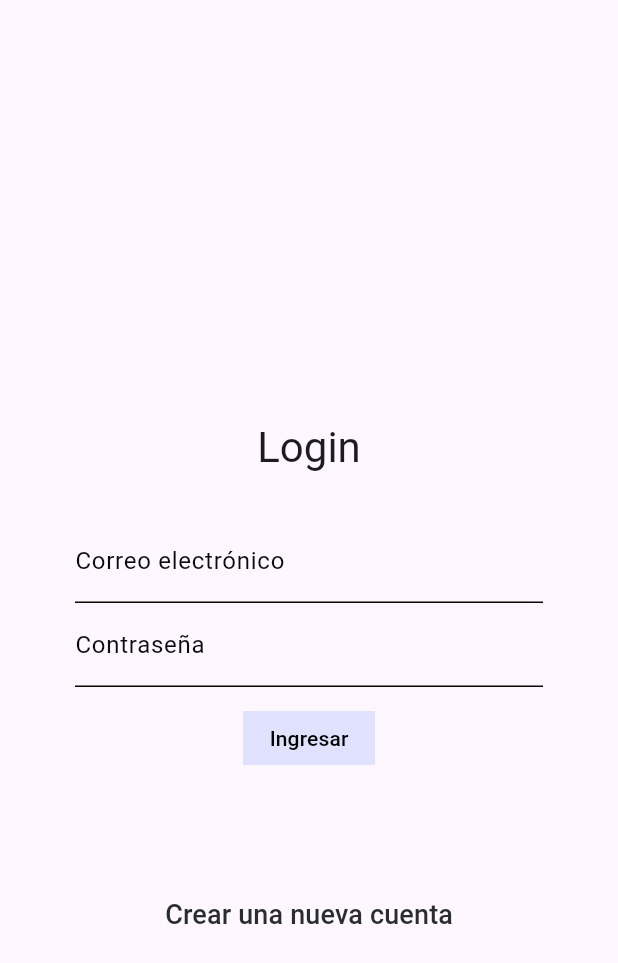
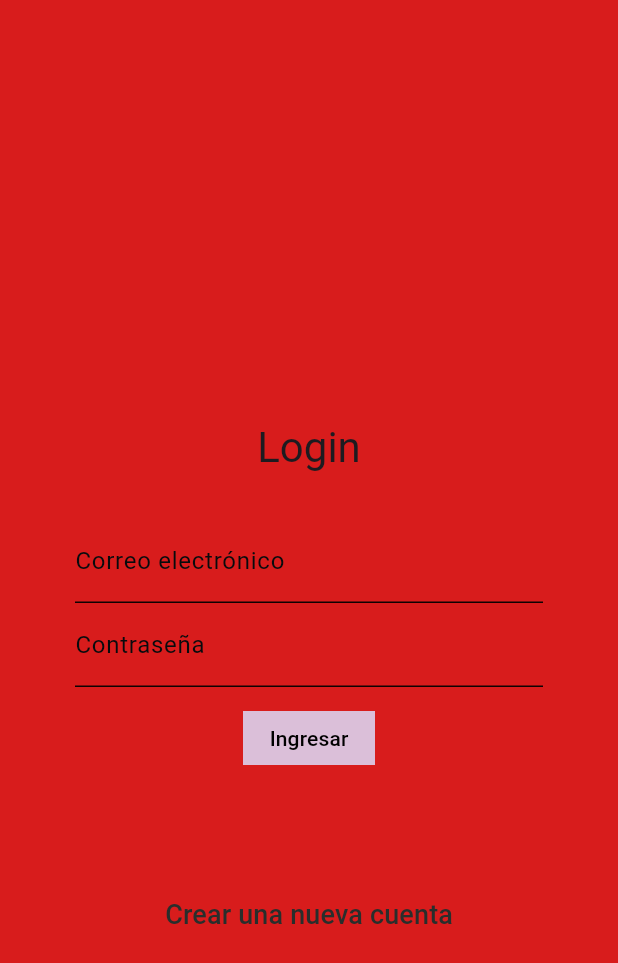
Before and after one commit to BrandoSoria/btd6_wiki, a Flutter app: the screen it shows after launch, on a phone screen of 412 x 824 dp. Shown: the top 963 px of the screen. Run offline on Flutter 3.47's test engine with Material 3 defaults, Android fonts, the phone set to English and light mode, and no system bars; our stand-ins replace flutter_secure_storage.

Commit message:
fondo rojo

```diff
--- a/lib/main.dart
+++ b/lib/main.dart
@@ -1,6 +1,7 @@
 import 'package:configuracion_loggin/Pages/pages.dart';
 import 'package:configuracion_loggin/providers/login_form_provider.dart';
 import 'package:configuracion_loggin/services/auth_services.dart';
+import 'package:configuracion_loggin/services/notifications_services.dart';
 import 'package:flutter/material.dart';
 import 'package:provider/provider.dart';
 import 'package:configuracion_loggin/providers/btd6_provider.dart';
@@ -50,6 +51,18 @@ class MyApp extends StatelessWidget {
         'bosses': (context) =>
             const BossesInformationScreen(), // Agrega la ruta para la pantalla de bosses
       },
+      scaffoldMessengerKey: NotificationsService.messengerKey,
+      /*theme: ThemeData.dark().copyWith(
+            scaffoldBackgroundColor: Colors.grey[800],
+            appBarTheme:
+                const AppBarTheme(elevation: 0, color: Colors.redAccent),
+            floatingActionButtonTheme: const FloatingActionButtonThemeData(
+                backgroundColor: Colors.redAccent, elevation: 0))*/
+      theme: ThemeData.light().copyWith(
+          scaffoldBackgroundColor: Color.fromARGB(239, 213, 13, 13),
+          appBarTheme: const AppBarTheme(elevation: 0, color: Colors.redAccent),
+          floatingActionButtonTheme: const FloatingActionButtonThemeData(
+              backgroundColor: Colors.redAccent, elevation: 0)),
     );
   }
 }
```
